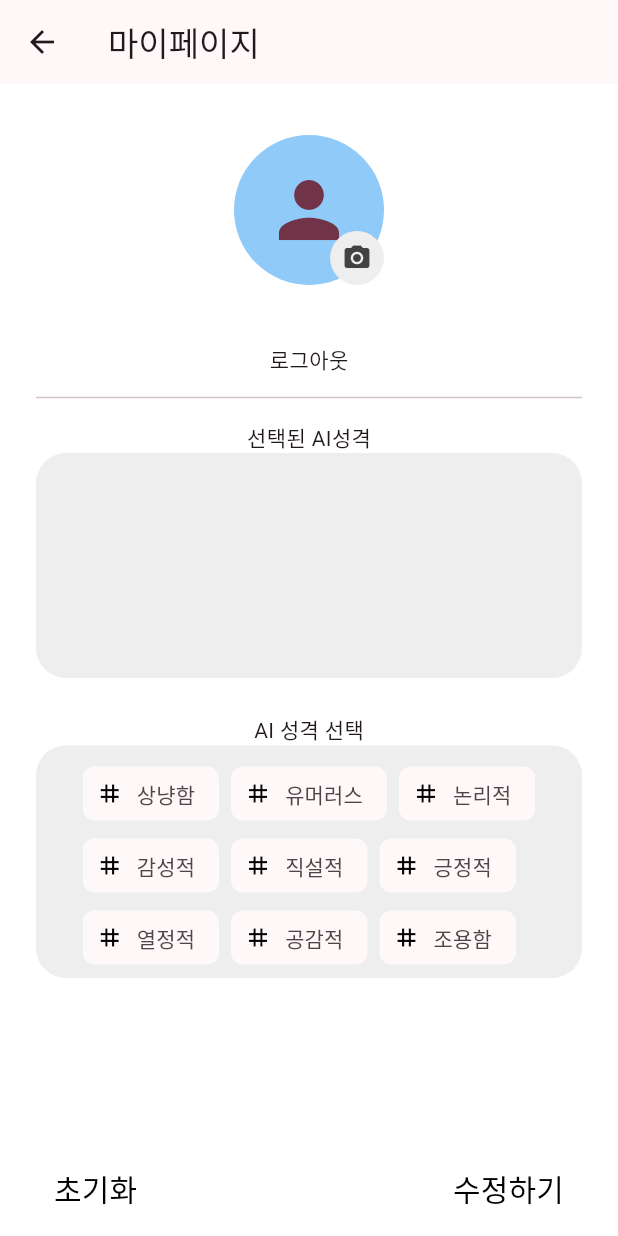
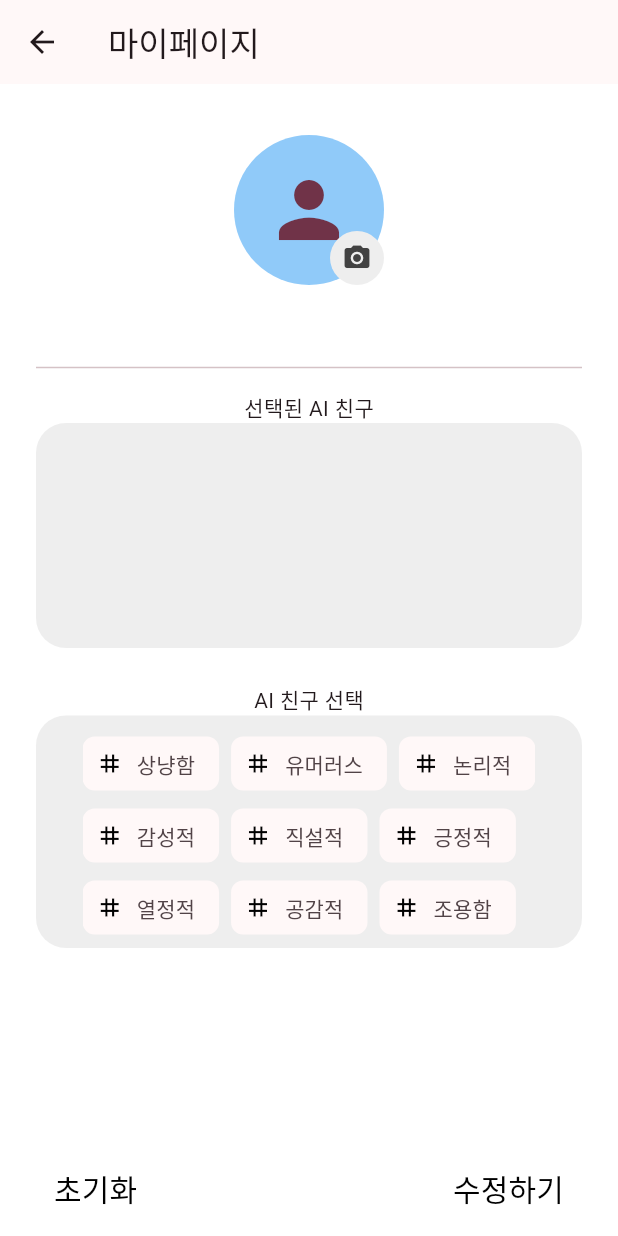
Before and after one commit to A1-AONE/SOLO_NETWORK_SNS, a Flutter app: the MyPage screen opened by its route, on a phone screen of 412 x 824 dp. Run offline on Flutter 3.47's test engine with Material 3 defaults, Android fonts, the phone set to English and light mode, and no system bars; our stand-ins replace cloud_firestore, easy_rich_text, firebase_auth, firebase_core, firebase_crashlytics, firebase_storage and 5 more; missing offline and left inert: firebase_app_check, tflite_flutter, yolo_helper; accounts and stored records are empty; project files that could hold a hidden picture were left out.

Commit message:
[Fix] : 자잘스 수정 #66

```diff
--- a/lib/presentation/ui/feed/feed_page.dart
+++ b/lib/presentation/ui/feed/feed_page.dart
@@ -28,7 +28,7 @@ class _FeedPageState extends ConsumerState<FeedPage> {
                 feeds?.where((feed) => feed.UID == user_id).toList();
 
             if (userFeedBefore!.isEmpty) {
-              return const Center(child: Text('No feeds available.'));
+              return const Center(child: Text('새로운 피드를 작성해보세요!'));
             }
 
             final userFeed = userFeedBefore..sort((a,b)=> b.createdAt.compareTo(a.createdAt));
--- a/lib/presentation/ui/feed/feed_page_view_model.dart
+++ b/lib/presentation/ui/feed/feed_page_view_model.dart
@@ -1,6 +1,4 @@
-import 'package:flutter/material.dart';
 import 'package:flutter_riverpod/flutter_riverpod.dart';
-import 'package:fluttertoast/fluttertoast.dart';
 import 'package:solo_network_sns/domain/entitiy/feed.dart';
 import 'package:solo_network_sns/presentation/ui/feed/providers.dart';
 
@@ -31,11 +29,13 @@ class FeedPageViewModel extends AutoDisposeNotifier<List<Feed>?> {
     final streamSubscription = stream.listen((e) {
       state = e;
 
+      /*
       if (isFirstToast) {
         isFirstToast = false;
       } else {
         showToastMessage();
       }
+      */
     });
     ref.onDispose(() {
       print('feed stream cancel');
@@ -43,6 +43,7 @@ class FeedPageViewModel extends AutoDisposeNotifier<List<Feed>?> {
     });
   }
 
+  /*
   void showToastMessage() {
     print("Toast is being shown!");
     Fluttertoast.showToast(
@@ -53,6 +54,7 @@ class FeedPageViewModel extends AutoDisposeNotifier<List<Feed>?> {
       backgroundColor: Colors.black,
     );
   }
+  */
 }
 
 final feedsViewModel =
--- a/lib/presentation/ui/my_page/my_page.dart
+++ b/lib/presentation/ui/my_page/my_page.dart
@@ -75,13 +75,12 @@ class MyPage extends ConsumerWidget {
                       style:
                           TextStyle(fontSize: 20, fontWeight: FontWeight.bold),
                     ),
-                    Text('로그아웃'),
                     SizedBox(height: 8),
                     Divider(),
                     SizedBox(height: 8),
 
                     //선택된 AI성격
-                    Text('선택된 AI성격'),
+                    Text('선택된 AI 친구'),
                     Container(
                       alignment: Alignment.center,
                       width: double.infinity,
@@ -121,7 +120,7 @@ class MyPage extends ConsumerWidget {
                     //ai 성격선택
                     Column(
                       children: [
-                        Text('AI 성격 선택'),
+                        Text('AI 친구 선택'),
                         Container(
                           alignment: Alignment.center,
                           width: double.infinity,
--- a/pubspec.yaml
+++ b/pubspec.yaml
@@ -57,7 +57,6 @@ dependencies:
       url: https://github.com/fhelper/flutter-yolo-helper.git
       ref: main
   logger: ^2.5.0
-  fluttertoast: ^8.2.10
 
 dev_dependencies:
   flutter_test:
```
Also changed, not shown: lib/presentation/ui/create_page/create_page.dart (+17 -16 lines), pubspec.lock.
